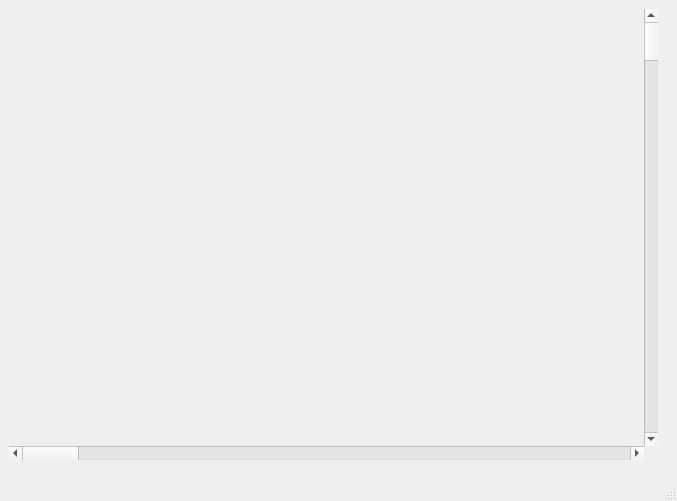
Qt form src/mainwindow.ui (denprog/yutovo-desktop) before a commit.
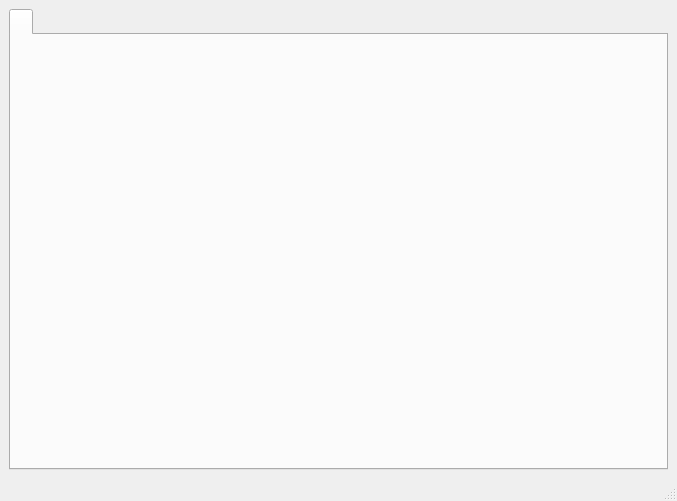
The same form after that commit.

Commit message: MDI with tabs.

Patch:
```diff
--- a/src/mainwindow.ui
+++ b/src/mainwindow.ui
@@ -16,40 +16,13 @@
   <widget class="QWidget" name="centralwidget">
    <layout class="QVBoxLayout" name="verticalLayout">
     <item>
-     <layout class="QGridLayout" name="gridLayout">
-      <property name="leftMargin">
+     <widget class="QTabWidget" name="editor_tabs">
+      <property name="currentIndex">
        <number>0</number>
       </property>
-      <property name="rightMargin">
-       <number>10</number>
-      </property>
-      <property name="bottomMargin">
-       <number>10</number>
-      </property>
-      <property name="spacing">
-       <number>0</number>
-      </property>
-      <item row="0" column="1">
-       <widget class="QScrollBar" name="verticalScrollBar">
-        <property name="orientation">
-         <enum>Qt::Vertical</enum>
-        </property>
-        <property name="invertedAppearance">
-         <bool>false</bool>
-        </property>
-       </widget>
-      </item>
-      <item row="1" column="0">
-       <widget class="QScrollBar" name="horizontalScrollBar">
-        <property name="orientation">
-         <enum>Qt::Horizontal</enum>
-        </property>
-       </widget>
-      </item>
-      <item row="0" column="0">
-       <widget class="QWidget" name="widget" native="true"/>
-      </item>
-     </layout>
+      <widget class="QWidget" name="tab">
+      </widget>
+     </widget>
     </item>
    </layout>
   </widget>
```
Left out of the diff: 2 changed lines with no effect on the pictures. The commit also changes 6 other files.
